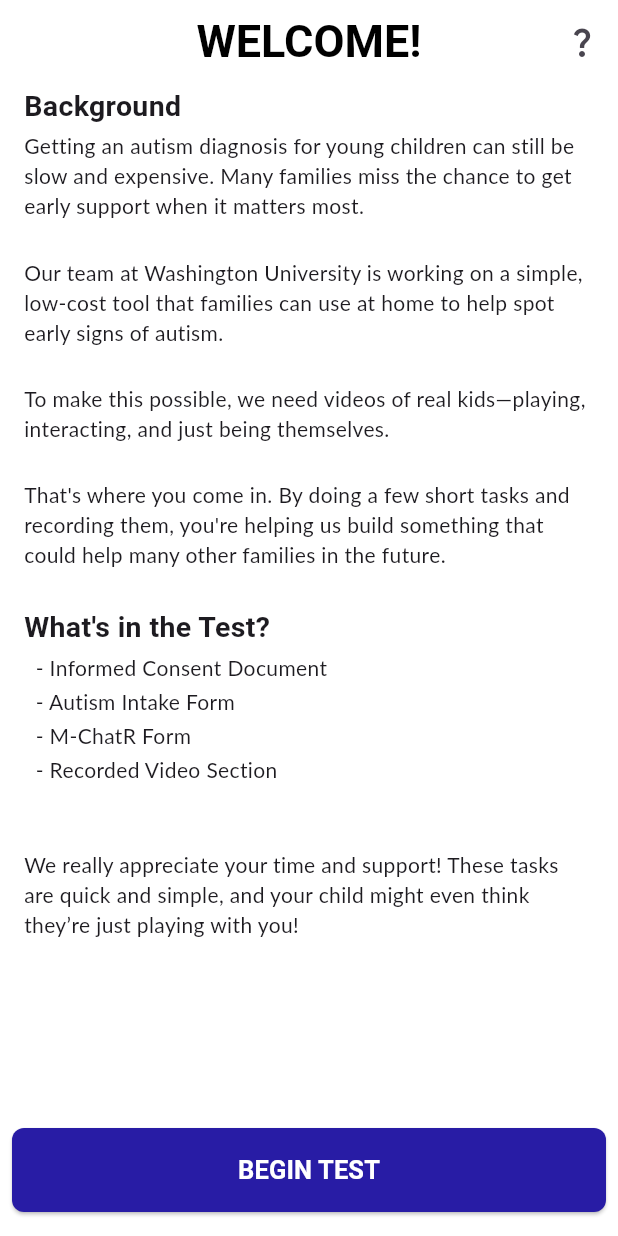
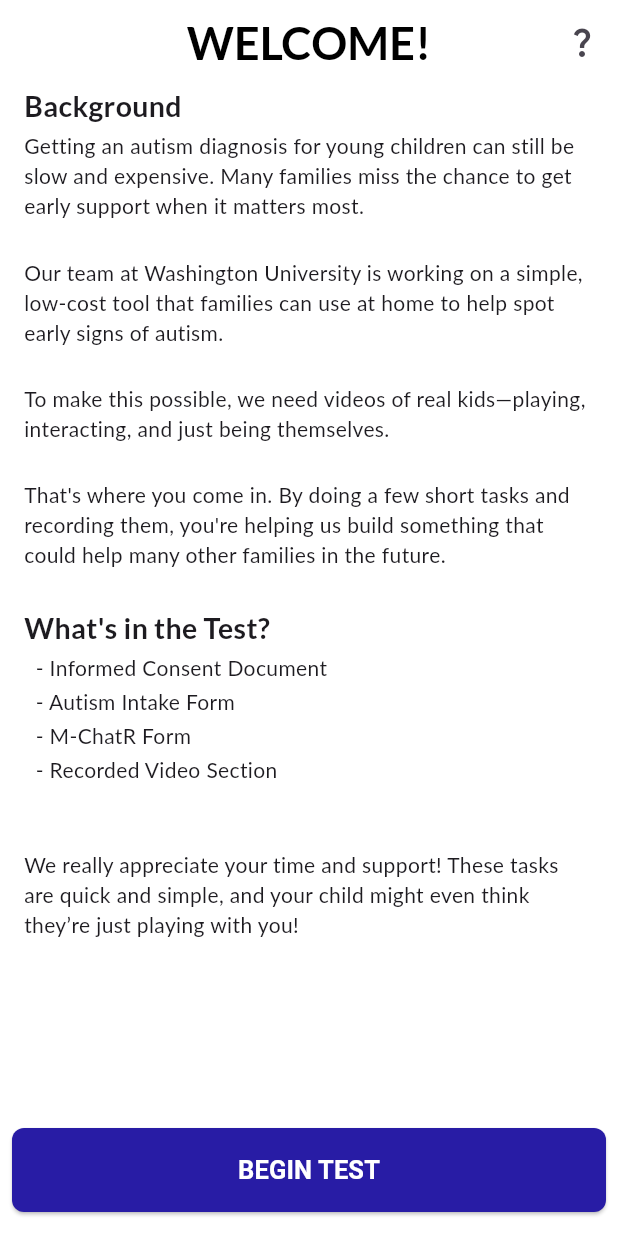
Before and after one commit to kevin200555/autism_ai_test, a Flutter app: the screen it shows after launch, on a phone screen of 412 x 824 dp. Run offline on Flutter 3.47's test engine with Material 3 defaults, Android fonts, the phone set to English and light mode, and no system bars; drawn by our look-alikes of auto_size_text; our stand-ins replace camera, firebase_core, firebase_storage, google_fonts, video_player; missing offline and left inert: pdfx; accounts and stored records are empty.

Commit message:
fixed the text_types (some didn't use the GoogleFonts.lato thing)

```diff
--- a/lib/widgets/text_types.dart
+++ b/lib/widgets/text_types.dart
@@ -28,7 +28,11 @@ class AppBarTitle extends StatelessWidget {
       textAlign: textAlign,
       maxLines: maxLines,
       minFontSize: minFontSize,
-      style: TextStyle(fontSize: 30, fontWeight: FontWeight.bold, color: color),
+      style: GoogleFonts.lato(
+        fontSize: 30,
+        fontWeight: FontWeight.bold,
+        color: color,
+      ),
     );
   }
 }
@@ -62,7 +66,7 @@ class SubTitle extends StatelessWidget {
           textAlign: textAlign,
           minFontSize: minFontSize,
           maxLines: 1,
-          style: TextStyle(fontSize: 20, fontWeight: FontWeight.bold),
+          style: GoogleFonts.lato(fontSize: 20, fontWeight: FontWeight.w800)
         ),
       ),
     );
@@ -95,7 +99,7 @@ class QuestionText extends StatelessWidget {
           textAlign: textAlign,
           minFontSize: minFontSize,
           maxLines: 3,
-          style: TextStyle(fontSize: 20, fontWeight: FontWeight.bold),
+          style: GoogleFonts.lato(fontSize: 20, fontWeight: FontWeight.w800),
         ),
       ),
     );
@@ -165,7 +169,11 @@ class RedBodyText extends StatelessWidget {
           textAlign: textAlign,
           minFontSize: minFontSize,
           maxLines: maxLines,
-          style: TextStyle(fontSize: 20, fontWeight: FontWeight.bold, color: ColorTheme.red),
+          style: TextStyle(
+            fontSize: 20,
+            fontWeight: FontWeight.bold,
+            color: ColorTheme.red,
+          ),
         ),
       ),
     );
```
